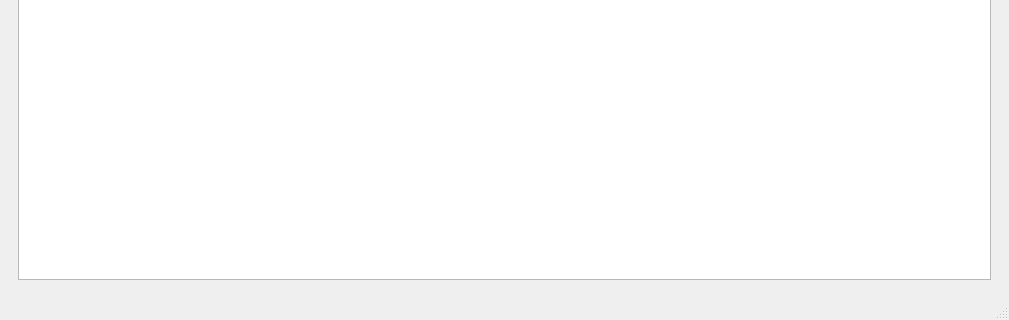
Above: UI/MainWindow.ui from Folco68/TBI before the change; both pictures show x 0 to 1009 and y 290 to 610 of the 1009 by 610 pixel window. Below: the same form after it.
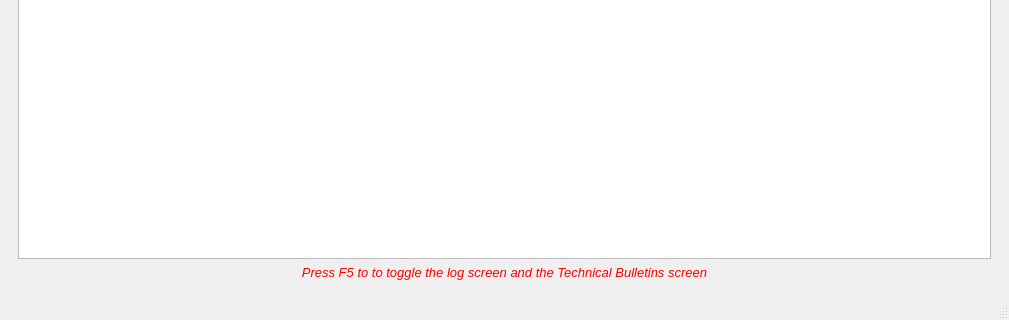
That is the form after the change.

Commit message: - added a signal at ThreadIndex: openingComplete. Unused at the moment - added a hint below the log widget, saying how to toggle screen to TB table - added a log displayed in a widget stacked with the TB display - added TB widget population - added startLogTimer/addLogTimer to benchmark operations

The edit to the form file:
```diff
--- a/UI/MainWindow.ui
+++ b/UI/MainWindow.ui
@@ -81,6 +81,11 @@
        <layout class="QVBoxLayout" name="verticalLayout_2">
         <item>
          <widget class="QPlainTextEdit" name="TextLog">
+          <property name="font">
+           <font>
+            <pointsize>10</pointsize>
+           </font>
+          </property>
           <property name="readOnly">
            <bool>true</bool>
           </property>
@@ -89,6 +94,140 @@
           </property>
          </widget>
         </item>
+        <item>
+         <widget class="QLabel" name="LabelToggle">
+          <property name="palette">
+           <palette>
+            <active>
+             <colorrole role="WindowText">
+              <brush brushstyle="SolidPattern">
+               <color alpha="255">
+                <red>255</red>
+                <green>0</green>
+                <blue>0</blue>
+               </color>
+              </brush>
+             </colorrole>
+             <colorrole role="Button">
+              <brush brushstyle="SolidPattern">
+               <color alpha="255">
+                <red>240</red>
+                <green>240</green>
+                <blue>240</blue>
+               </color>
+              </brush>
+             </colorrole>
+             <colorrole role="Window">
+              <brush brushstyle="SolidPattern">
+               <color alpha="255">
+                <red>240</red>
+                <green>240</green>
+                <blue>240</blue>
+               </color>
+              </brush>
+             </colorrole>
+             <colorrole role="AlternateBase">
+              <brush brushstyle="SolidPattern">
+               <color alpha="255">
+                <red>245</red>
+                <green>245</green>
+                <blue>245</blue>
+               </color>
+              </brush>
+             </colorrole>
+            </active>
+            <inactive>
+             <colorrole role="WindowText">
+              <brush brushstyle="SolidPattern">
+               <color alpha="255">
+                <red>255</red>
+                <green>0</green>
+                <blue>0</blue>
+               </color>
+              </brush>
+             </colorrole>
+             <colorrole role="Button">
+              <brush brushstyle="SolidPattern">
+               <color alpha="255">
+                <red>240</red>
+                <green>240</green>
+                <blue>240</blue>
+               </color>
+              </brush>
+             </colorrole>
+             <colorrole role="Window">
+              <brush brushstyle="SolidPattern">
+               <color alpha="255">
+                <red>240</red>
+                <green>240</green>
+                <blue>240</blue>
+               </color>
+              </brush>
+             </colorrole>
+             <colorrole role="AlternateBase">
+              <brush brushstyle="SolidPattern">
+               <color alpha="255">
+                <red>245</red>
+                <green>245</green>
+                <blue>245</blue>
+               </color>
+              </brush>
+             </colorrole>
+            </inactive>
+            <disabled>
+             <colorrole role="Button">
+              <brush brushstyle="SolidPattern">
+               <color alpha="255">
+                <red>240</red>
+                <green>240</green>
+                <blue>240</blue>
+               </color>
+              </brush>
+             </colorrole>
+             <colorrole role="Base">
+              <brush brushstyle="SolidPattern">
+               <color alpha="255">
+                <red>240</red>
+                <green>240</green>
+                <blue>240</blue>
+               </color>
+              </brush>
+             </colorrole>
+             <colorrole role="Window">
+              <brush brushstyle="SolidPattern">
+               <color alpha="255">
+                <red>240</red>
+                <green>240</green>
+                <blue>240</blue>
+               </color>
+              </brush>
+             </colorrole>
+             <colorrole role="AlternateBase">
+              <brush brushstyle="SolidPattern">
+               <color alpha="255">
+                <red>245</red>
+                <green>245</green>
+                <blue>245</blue>
+               </color>
+              </brush>
+             </colorrole>
+            </disabled>
+           </palette>
+          </property>
+          <property name="font">
+           <font>
+            <pointsize>10</pointsize>
+            <italic>true</italic>
+           </font>
+          </property>
+          <property name="text">
+           <string>Press F5 to to toggle the log screen and the Technical Bulletins screen</string>
+          </property>
+          <property name="alignment">
+           <set>Qt::AlignmentFlag::AlignCenter</set>
+          </property>
+         </widget>
+        </item>
        </layout>
       </widget>
       <widget class="QWidget" name="PageTable">
```
The commit also changes 4 other files.
